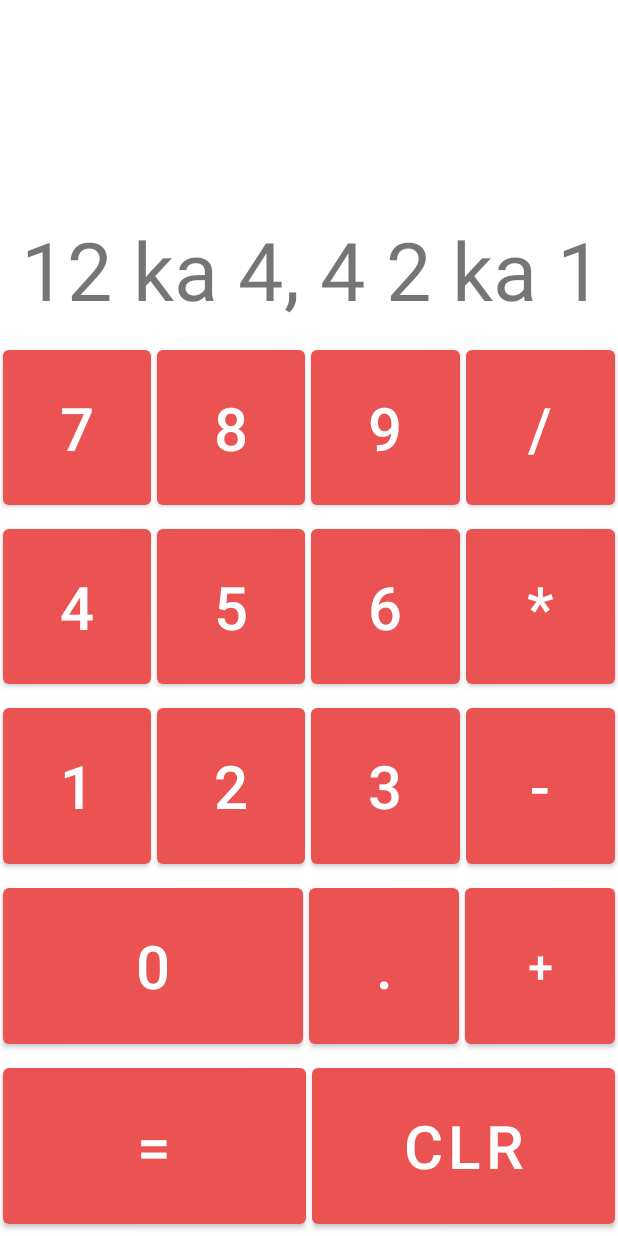
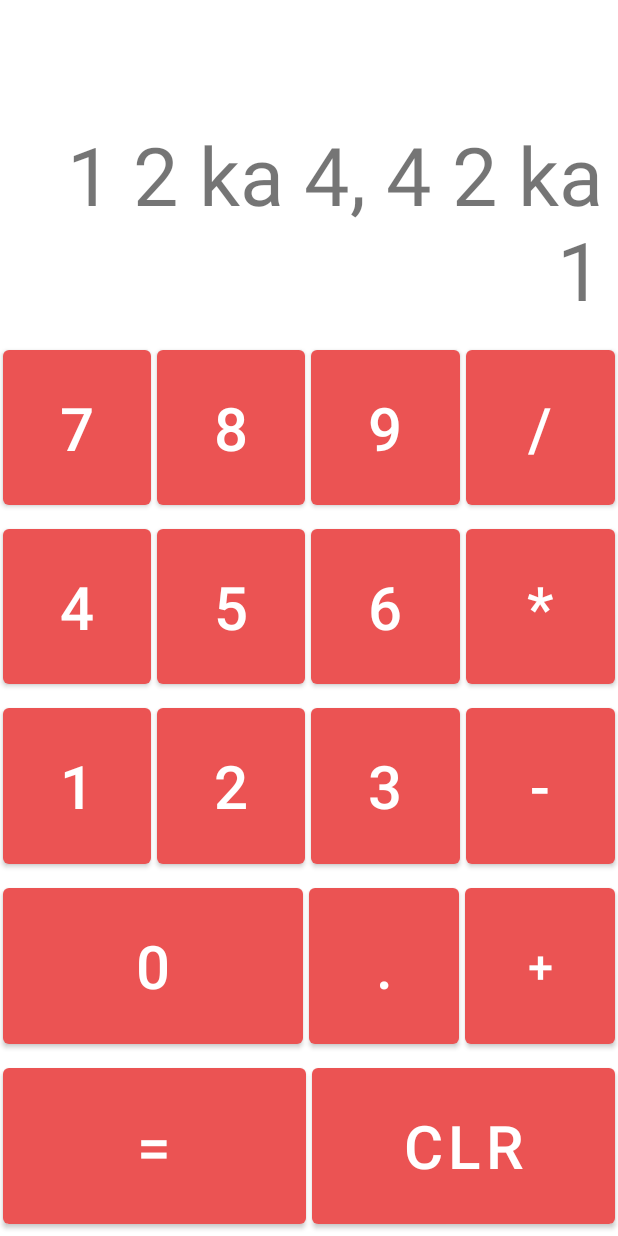
Before and after one commit to shashankRanaNW/Bemst-Calculator, an Android app: the layout activity_main.xml on its own in the app's theme, with its tools: preview values and no code run, on a phone screen of 412 x 824 dp. Run offline under Robolectric (Android 15) with nearby library versions, the phone set to English and light mode, and no system bars.

Commit message:
panjuta ka code teepa, blimp ko message daaala

```diff
--- a/app/src/main/res/layout/activity_main.xml
+++ b/app/src/main/res/layout/activity_main.xml
@@ -15,7 +15,7 @@
         android:padding="10sp"
         android:textSize="54sp"
         android:gravity="end|bottom"
-        android:text="12 ka 4, 4 2 ka 1"
+        android:text="1 2 ka 4, 4 2 ka 1"
         />
 
     <LinearLayout
@@ -28,11 +28,11 @@
         <Button
 
             android:id="@+id/btn7"
-            android:layout_width="0dp"
+            android:layout_width="0sp"
             android:layout_height="match_parent"
             android:layout_weight="1"
             android:text="7"
-            android:layout_margin="2dp"
+            android:layout_margin="2sp"
             android:textSize="40sp"
 
 
@@ -41,33 +41,33 @@
         <Button
 
             android:id="@+id/btn8"
-            android:layout_width="0dp"
+            android:layout_width="0sp"
             android:layout_height="match_parent"
             android:layout_weight="1"
             android:text="8"
-            android:layout_margin="2dp"
+            android:layout_margin="2sp"
             android:textSize="40sp"
             />
 
         <Button
 
             android:id="@+id/btn9"
-            android:layout_width="0dp"
+            android:layout_width="0sp"
             android:layout_height="match_parent"
             android:layout_weight="1"
             android:text="9"
-            android:layout_margin="2dp"
+            android:layout_margin="2sp"
             android:textSize="40sp"
             />
 
         <Button
 
             android:id="@+id/btn_divide"
-            android:layout_width="0dp"
+            android:layout_width="0sp"
             android:layout_height="match_parent"
             android:layout_weight="1"
             android:text="/"
-            android:layout_margin="2dp"
+            android:layout_margin="2sp"
             android:textSize="40sp"
             />
 
@@ -85,11 +85,11 @@
         <Button
 
             android:id="@+id/btn4"
-            android:layout_width="0dp"
+            android:layout_width="0sp"
             android:layout_height="match_parent"
             android:layout_weight="1"
             android:text="4"
-            android:layout_margin="2dp"
+            android:layout_margin="2sp"
             android:textSize="40sp"
 
             />
@@ -97,11 +97,11 @@
         <Button
 
             android:id="@+id/btn5"
-            android:layout_width="0dp"
+            android:layout_width="0sp"
             android:layout_height="match_parent"
             android:layout_weight="1"
             android:text="5"
-            android:layout_margin="2dp"
+            android:layout_margin="2sp"
             android:textSize="40sp"
 
             />
@@ -109,22 +109,22 @@
         <Button
 
             android:id="@+id/btn6"
-            android:layout_width="0dp"
+            android:layout_width="0sp"
             android:layout_height="match_parent"
             android:layout_weight="1"
             android:text="6"
-            android:layout_margin="2dp"
+            android:layout_margin="2sp"
             android:textSize="40sp"
             />
 
         <Button
 
             android:id="@+id/btn_multiply"
-            android:layout_width="0dp"
+            android:layout_width="0sp"
             android:layout_height="match_parent"
             android:layout_weight="1"
             android:text="*"
-            android:layout_margin="2dp"
+            android:layout_margin="2sp"
             android:textSize="40sp"
 
             />
@@ -141,11 +141,11 @@
         <Button
 
             android:id="@+id/btn1"
-            android:layout_width="0dp"
+            android:layout_width="0sp"
             android:layout_height="match_parent"
             android:layout_weight="1"
             android:text="1"
-            android:layout_margin="2dp"
+            android:layout_margin="2sp"
             android:textSize="40sp"
             android:onClick="on_digit"
 
@@ -154,22 +154,22 @@
         <Button
 
             android:id="@+id/btn2"
-            android:layout_width="0dp"
+            android:layout_width="0sp"
             android:layout_height="match_parent"
             android:layout_weight="1"
             android:text="2"
-            android:layout_margin="2dp"
+            android:layout_margin="2sp"
             android:textSize="40sp"
             />
 
         <Button
 
             android:id="@+id/btn3"
-            android:layout_width="0dp"
+            android:layout_width="0sp"
             android:layout_height="match_parent"
             android:layout_weight="1"
             android:text="3"
-            android:layout_margin="2dp"
+            android:layout_margin="2sp"
             android:textSize="40sp"
 
             />
@@ -180,11 +180,11 @@
         <Button
 
             android:id="@+id/btn_minus"
-            android:layout_width="0dp"
+            android:layout_width="0sp"
             android:layout_height="match_parent"
             android:layout_weight="1"
             android:text="-"
-            android:layout_margin="2dp"
+            android:layout_margin="2sp"
             android:textSize="40sp"
             />
 
@@ -201,11 +201,11 @@
         <Button
 
             android:id="@+id/btn0"
-            android:layout_width="0dp"
+            android:layout_width="0sp"
             android:layout_height="match_parent"
             android:layout_weight="2"
             android:text="0"
-            android:layout_margin="2dp"
+            android:layout_margin="2sp"
             android:textSize="40sp"
 
             />
@@ -214,22 +214,22 @@
         <Button
 
             android:id="@+id/btn_decimal"
-            android:layout_width="0dp"
+            android:layout_width="0sp"
             android:layout_height="match_parent"
             android:layout_weight="1"
             android:text="."
-            android:layout_margin="2dp"
+            android:layout_margin="2sp"
             android:textSize="40sp"
             />
 
         <Button
 
             android:id="@+id/btn_plus"
-            android:layout_width="0dp"
+            android:layout_width="0sp"
             android:layout_height="match_parent"
             android:layout_weight="1"
             android:text="+"
-            android:layout_margin="2dp"
+            android:layout_margin="2sp"
             android:textSize="30sp"
             />
 
@@ -246,11 +246,11 @@
         <Button
 
             android:id="@+id/btn_equals"
-            android:layout_width="0dp"
+            android:layout_width="0sp"
             android:layout_height="match_parent"
             android:layout_weight="1"
             android:text="="
-            android:layout_margin="2dp"
+            android:layout_margin="2sp"
             android:textSize="40sp"
 
             />
@@ -259,12 +259,14 @@
         <Button
 
             android:id="@+id/btn_clear"
-            android:layout_width="0dp"
+            android:layout_width="0sp"
             android:layout_height="match_parent"
             android:layout_weight="1"
             android:text="CLR"
-            android:layout_margin="2dp"
+            android:layout_margin="2sp"
             android:textSize="40sp"
+            android:onClick="on_clear"
+
             />
 
 
```
Also changed, not shown: app/src/main/java/com/example/meracalculatorsabseuparallyouneedisloveloveisallyouneed/MainActivity.kt (+8 -100 lines).
